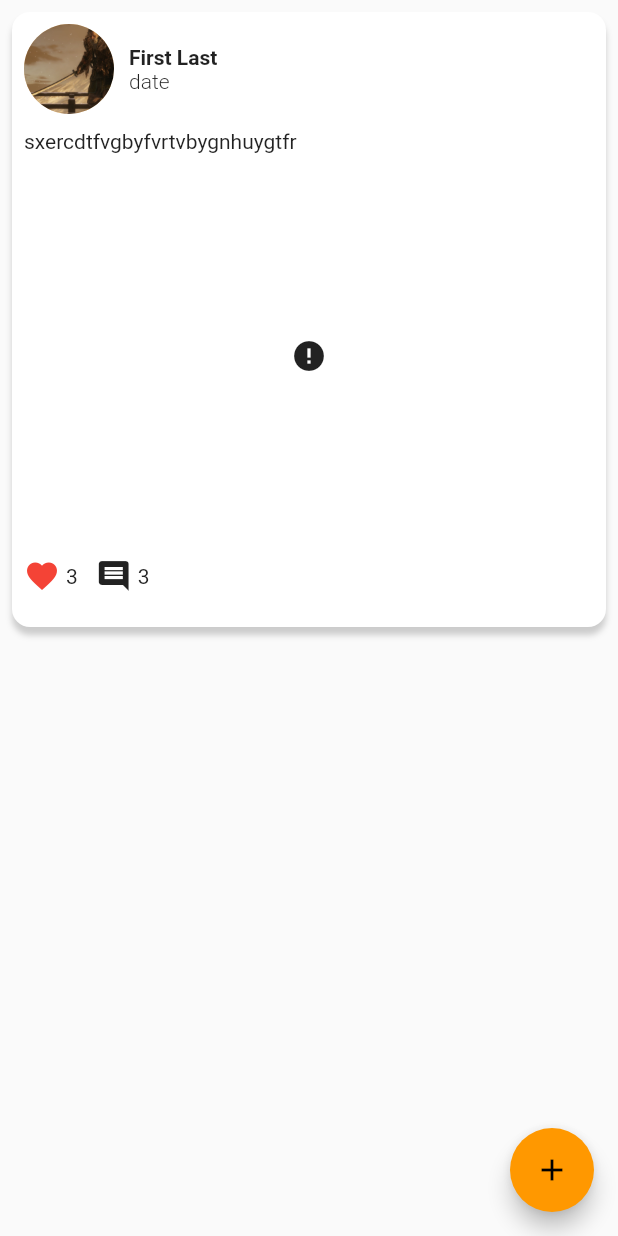
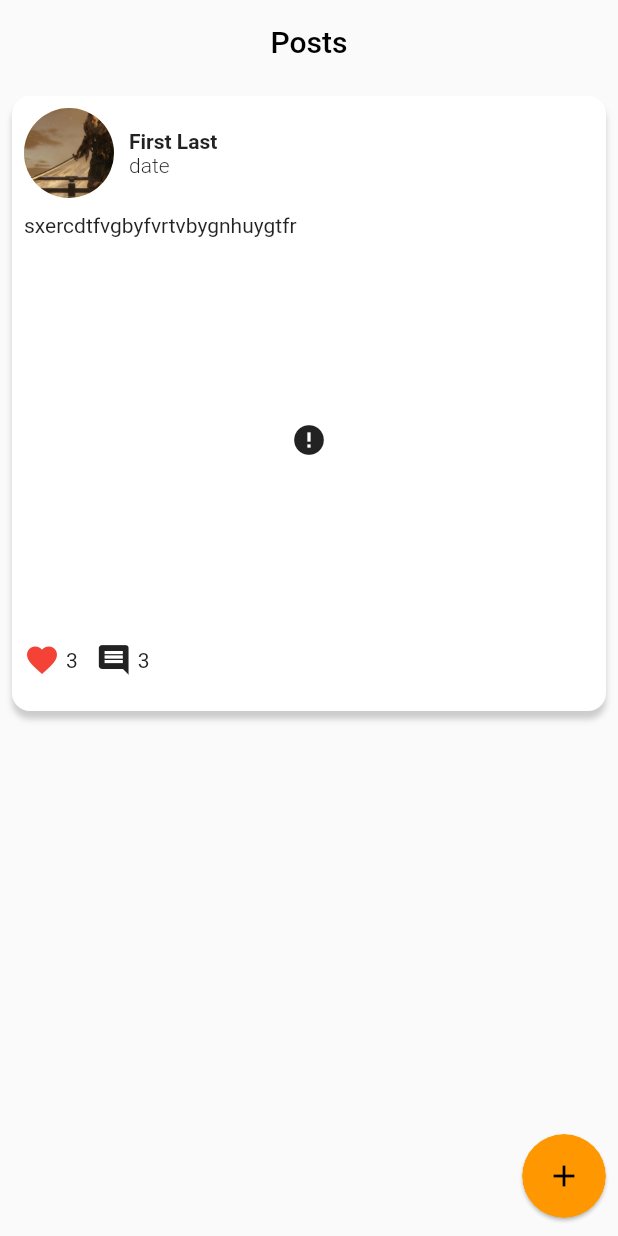
Before and after one commit to Mroles/eventhub-flutter, a Flutter app: the PostPage screen opened directly, on a phone screen of 412 x 824 dp. Run offline on Flutter 3.47's test engine with Material 2 defaults, Android fonts, the light colour scheme and no system bars; drawn by our look-alikes of cached_network_image; our stand-ins replace curved_navigation_bar, geocoding, geolocator, google_maps_flutter, image_picker, shared_preferences; accounts and stored records are empty; network calls fail.

Commit message:
some more chages

```diff
--- a/eventhub/lib/screens/post.dart
+++ b/eventhub/lib/screens/post.dart
@@ -1,3 +1,4 @@
+import 'package:animations/animations.dart';
 import 'package:eventhub/screens/createpost.dart';
 import 'package:eventhub/utils/functions.dart';
 import 'package:eventhub/widgets/post.dart';
@@ -7,20 +8,49 @@ class PostPage extends StatelessWidget {
   @override
   Widget build(BuildContext context) {
     return Scaffold(
-      // appBar: AppBar(
-      //   title: const Text("Posts"),
-      //   backgroundColor: Colors.transparent,
-      //   centerTitle: true,
-      //   elevation: 0,
-      // ),
-      body: post(context),
-      floatingActionButton: FloatingActionButton(
-        backgroundColor: Colors.orange,
-        child: const Icon(Icons.add),
-        onPressed: () {
-          navigateToPageLite(0, context, CreatePost());
-        },
-      ),
-    );
+        appBar: AppBar(
+          title: const Text("Posts"),
+          backgroundColor: Colors.transparent,
+          centerTitle: true,
+          elevation: 0,
+        ),
+        body: Stack(
+          children: [
+            post(context),
+            Padding(
+              padding: const EdgeInsets.fromLTRB(0.0, 0.0, 8.0, 12.0),
+              child: Align(
+                alignment: Alignment.bottomRight,
+                child: OpenContainer(
+                  transitionDuration: Duration(milliseconds: 500),
+                  closedShape: RoundedRectangleBorder(
+                      borderRadius: BorderRadius.circular(30.0)),
+                  closedBuilder: (BuildContext _, VoidCallback openContainer) {
+                    return FloatingActionButton(
+                      //  backgroundColor: Colors.transparent,
+                      onPressed: openContainer,
+                      child: const Icon(Icons.add),
+                      elevation: 12.0,
+                    );
+                  },
+                  openBuilder: (BuildContext _, VoidCallback openContainer) {
+                    return CreatePost();
+                  },
+                ),
+              ),
+            )
+          ],
+        )
+
+        //post(context),
+        // floatingActionButton: FloatingActionButton(
+        //   backgroundColor: Colors.orange,
+        //   child: const Icon(Icons.add),
+        //   onPressed: () {
+        //    // navigateToPageLite(0, context, CreatePost());
+        //   },
+        // ),
+
+        );
   }
 }
--- a/eventhub/pubspec.yaml
+++ b/eventhub/pubspec.yaml
@@ -44,6 +44,7 @@ dependencies:
   geocoding: ^2.0.4
   google_maps_flutter:
   geolocator:
+  animations:
 
 
 dev_dependencies:
```
Also changed, not shown: eventhub/lib/main.dart (+5 -3 lines), eventhub/lib/models/event.dart (added, +52 -0 lines), eventhub/lib/screens/login.dart (+25 -0 lines), eventhub/lib/utils/eventscalls.dart (added, +76 -0 lines), eventhub/lib/globals.dart (added), eventhub/pubspec.lock, 1 other file.
